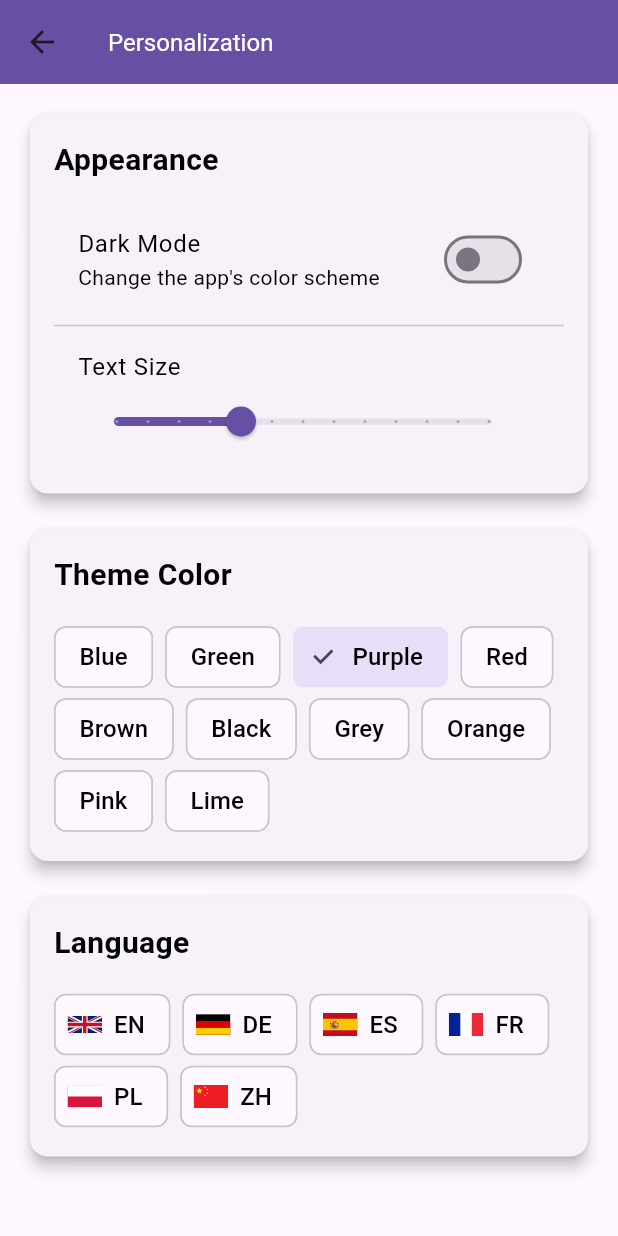
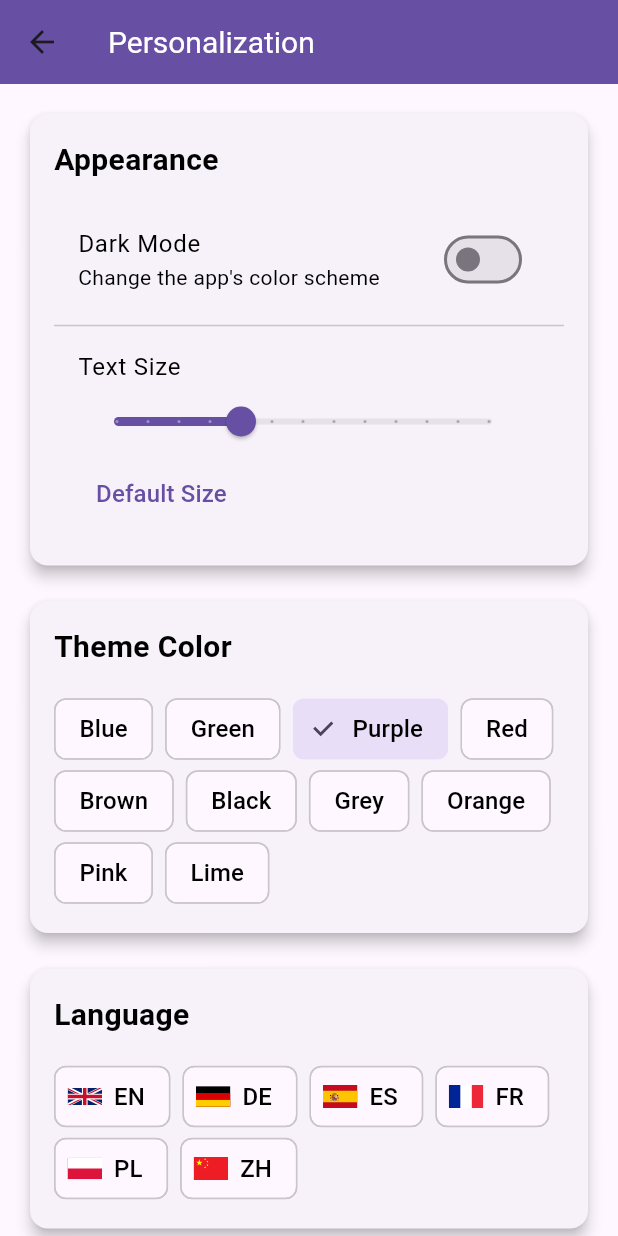
Before and after one commit to devglz/nawykomat-habit-app, a Flutter app: the PersonalizationPage screen opened by its route, on a phone screen of 412 x 824 dp. Run offline on Flutter 3.47's test engine with Material 3 defaults, Android fonts, the phone set to English and light mode, and no system bars; our stand-ins replace audioplayers, cloud_firestore, firebase_auth, firebase_core, fl_chart, flutter_svg and 2 more; accounts and stored records are empty.

```diff
--- a/lib/l10n/intl/messages_de.dart
+++ b/lib/l10n/intl/messages_de.dart
@@ -108,6 +108,7 @@ class MessageLookup extends MessageLookupByLibrary {
         "darkModeSubtitle": MessageLookupByLibrary.simpleMessage(
             "Ändern Sie das Farbschema der App"),
         "december": MessageLookupByLibrary.simpleMessage("Dezember"),
+        "defaultSize": MessageLookupByLibrary.simpleMessage("Standardgröße"),
         "deleteAccount": MessageLookupByLibrary.simpleMessage("Konto löschen"),
         "deleteAccountConfirmation": MessageLookupByLibrary.simpleMessage(
             "Sind Sie sicher, dass Sie Ihr Konto löschen möchten?"),
--- a/lib/l10n/intl/messages_en.dart
+++ b/lib/l10n/intl/messages_en.dart
@@ -102,6 +102,7 @@ class MessageLookup extends MessageLookupByLibrary {
         "darkModeSubtitle": MessageLookupByLibrary.simpleMessage(
             "Change the app\'s color scheme"),
         "december": MessageLookupByLibrary.simpleMessage("December"),
+        "defaultSize": MessageLookupByLibrary.simpleMessage("Default Size"),
         "deleteAccount": MessageLookupByLibrary.simpleMessage("Delete Account"),
         "deleteAccountConfirmation": MessageLookupByLibrary.simpleMessage(
             "Are you sure you want to delete your account?"),
--- a/lib/l10n/intl/messages_es.dart
+++ b/lib/l10n/intl/messages_es.dart
@@ -104,6 +104,8 @@ class MessageLookup extends MessageLookupByLibrary {
         "darkModeSubtitle": MessageLookupByLibrary.simpleMessage(
             "Cambiar el esquema de colores de la app"),
         "december": MessageLookupByLibrary.simpleMessage("Diciembre"),
+        "defaultSize":
+            MessageLookupByLibrary.simpleMessage("Tamaño predeterminado"),
         "deleteAccount":
             MessageLookupByLibrary.simpleMessage("Eliminar Cuenta"),
         "deleteAccountConfirmation": MessageLookupByLibrary.simpleMessage(
--- a/lib/l10n/intl/messages_fr.dart
+++ b/lib/l10n/intl/messages_fr.dart
@@ -112,6 +112,8 @@ class MessageLookup extends MessageLookupByLibrary {
         "darkModeSubtitle": MessageLookupByLibrary.simpleMessage(
             "Changer le schéma de couleurs de l\'application"),
         "december": MessageLookupByLibrary.simpleMessage("Décembre"),
+        "defaultSize":
+            MessageLookupByLibrary.simpleMessage("Taille par défaut"),
         "deleteAccount":
             MessageLookupByLibrary.simpleMessage("Supprimer le Compte"),
         "deleteAccountConfirmation": MessageLookupByLibrary.simpleMessage(
--- a/lib/l10n/intl/messages_pl.dart
+++ b/lib/l10n/intl/messages_pl.dart
@@ -96,6 +96,7 @@ class MessageLookup extends MessageLookupByLibrary {
         "darkModeSubtitle": MessageLookupByLibrary.simpleMessage(
             "Zmień schemat kolorów aplikacji"),
         "december": MessageLookupByLibrary.simpleMessage("Grudzień"),
+        "defaultSize": MessageLookupByLibrary.simpleMessage("Domyślny rozmiar"),
         "deleteAccount": MessageLookupByLibrary.simpleMessage("Usuń konto"),
         "deleteAccountConfirmation": MessageLookupByLibrary.simpleMessage(
             "Czy na pewno chcesz usunąć swoje konto?"),
--- a/lib/l10n/intl/messages_zh.dart
+++ b/lib/l10n/intl/messages_zh.dart
@@ -84,6 +84,7 @@ class MessageLookup extends MessageLookupByLibrary {
         "darkMode": MessageLookupByLibrary.simpleMessage("深色模式"),
         "darkModeSubtitle": MessageLookupByLibrary.simpleMessage("更改应用的配色方案"),
         "december": MessageLookupByLibrary.simpleMessage("十二月"),
+        "defaultSize": MessageLookupByLibrary.simpleMessage("默认大小"),
         "deleteAccount": MessageLookupByLibrary.simpleMessage("删除账户"),
         "deleteAccountConfirmation":
             MessageLookupByLibrary.simpleMessage("您确定要删除您的账户吗？"),
--- a/lib/l10n/intl_de.arb
+++ b/lib/l10n/intl_de.arb
@@ -11,6 +11,7 @@
   "newEmail": "Neue E-Mail",
   "confirmNewEmail": "Neue E-Mail bestätigen",
   "cancel": "Abbrechen",
+  "defaultSize": "Standardgröße",
   "enterEmailInBothFields": "Bitte geben Sie die E-Mail-Adresse in beiden Feldern ein.",
   "emailsDoNotMatch": "E-Mail-Adressen stimmen nicht überein.",
   "emailChangedCheckInbox": "Die Anmelde-E-Mail wurde geändert. Überprüfen Sie Ihren Posteingang, um die neue E-Mail-Adresse zu bestätigen.",
--- a/lib/l10n/intl_en.arb
+++ b/lib/l10n/intl_en.arb
@@ -18,6 +18,7 @@
   "emailAlreadyInUse": "Email address is already in use.",
   "unknownError": "An unknown error occurred: {errorMessage}",
   "error": "Error",
+  "defaultSize": "Default Size",
   "changePassword": "Change Password",
   "enterNewPasswordTwice": "Enter the new password twice to change it.",
   "newPassword": "New Password",
--- a/lib/l10n/intl_es.arb
+++ b/lib/l10n/intl_es.arb
@@ -18,6 +18,7 @@
     "emailAlreadyInUse": "La dirección de correo electrónico ya está en uso.",
     "unknownError": "Ocurrió un error desconocido: {errorMessage}",
     "error": "Error",
+    "defaultSize": "Tamaño predeterminado",
     "changePassword": "Cambiar Contraseña",
     "enterNewPasswordTwice": "Ingrese la nueva contraseña dos veces para cambiarla.",
     "newPassword": "Nueva Contraseña",
--- a/lib/l10n/intl_fr.arb
+++ b/lib/l10n/intl_fr.arb
@@ -18,6 +18,7 @@
     "emailAlreadyInUse": "L'adresse e-mail est déjà utilisée.",
     "unknownError": "Une erreur inconnue s'est produite : {errorMessage}",
     "error": "Erreur",
+    "defaultSize": "Taille par défaut",
     "changePassword": "Changer le Mot de Passe",
     "enterNewPasswordTwice": "Entrez le nouveau mot de passe deux fois pour le modifier.",
     "newPassword": "Nouveau Mot de Passe",
--- a/lib/l10n/intl_pl.arb
+++ b/lib/l10n/intl_pl.arb
@@ -6,6 +6,7 @@
   "morePersonalization": "Więcej personalizacji",
   "darkMode": "Tryb ciemny",
   "language": "Język",
+  "defaultSize": "Domyślny rozmiar",
   "changeEmail": "Zmień email",
   "changePassword": "Zmień hasło",
   "deleteAccount": "Usuń konto",
--- a/lib/l10n/intl_zh.arb
+++ b/lib/l10n/intl_zh.arb
@@ -18,6 +18,7 @@
     "emailAlreadyInUse": "邮箱地址已被使用。",
     "unknownError": "发生未知错误：{errorMessage}",
     "error": "错误",
+    "defaultSize": "默认大小",
     "changePassword": "更改密码",
     "enterNewPasswordTwice": "请两次输入新的密码以进行更改。",
     "newPassword": "新密码",
--- a/lib/services/habit_service.dart
+++ b/lib/services/habit_service.dart
@@ -205,12 +205,12 @@ class HabitService {
             .get();
 
         for (var completion in completions.docs) {
-          final data = completion.data() as Map<String, dynamic>;
-          if (data['updatedAt'] == null || !(data['updatedAt'] is Timestamp)) {
+          final data = completion.data();
+          if (data['updatedAt'] == null || data['updatedAt'] is! Timestamp) {
             debugPrint('Brak pola updatedAt w dokumencie: ${completion.id}');
             continue;
           }
-          if (data['isCompleted'] == null || !(data['isCompleted'] is bool)) {
+          if (data['isCompleted'] == null || data['isCompleted'] is! bool) {
             debugPrint('Brak pola isCompleted w dokumencie: ${completion.id}');
             continue;
           }
--- a/lib/services/user_service.dart
+++ b/lib/services/user_service.dart
@@ -103,7 +103,7 @@ class UserService {
       print('Ponowne logowanie zakończone sukcesem.');
     } on FirebaseAuthException catch (e) {
       print('Błąd ponownego logowania: ${e.code} - ${e.message}');
-      throw e;
+      rethrow;
     }
   }
 
--- a/lib/ui/settings/personalization_page.dart
+++ b/lib/ui/settings/personalization_page.dart
@@ -126,7 +126,10 @@ class PersonalizationPageState extends State<PersonalizationPage> {
 
     return Scaffold(
       appBar: AppBar(
-        title: Text(localizations.personalizationTitle, style: TextStyle(color: Colors.white, fontSize: fontSize)),
+        title: Text(
+          localizations.personalizationTitle,
+          style: TextStyle(color: Colors.white, fontSize: fontSize + 4), // Zwiększ rozmiar czcionki
+        ),
         backgroundColor: Theme.of(context).primaryColor, // Użyj koloru motywu
         leading: IconButton(
           icon: const Icon(Icons.arrow_back),
@@ -163,7 +166,10 @@ class PersonalizationPageState extends State<PersonalizationPage> {
                   const Divider(),
                   ListTile(
                     title: Text(localizations.textSize, style: TextStyle(color: textColor, fontSize: fontSize)),
-                    subtitle: Slider(
+                    subtitle: Column(
+                      crossAxisAlignment: CrossAxisAlignment.start,
+                      children: [
+                        Slider(
                           value: fontSize,
                           min: 12.0,
                           max: 24.0,
@@ -175,6 +181,17 @@ class PersonalizationPageState extends State<PersonalizationPage> {
                               _saveSettings();
                             });
                           },
+                        ),
+                        TextButton(
+                          onPressed: () {
+                            setState(() {
+                              fontSize = 16.0;
+                              _saveSettings();
+                            });
+                          },
+                          child: Text(localizations.defaultSize, style: TextStyle(color: Theme.of(context).primaryColor, fontSize: fontSize)),
+                        ),
+                      ],
                     ),
                   ),
                 ],
```
Also changed, not shown: lib/l10n/l10n.dart (+10 -0 lines), lib/main.dart (+7 -0 lines), lib/ui/progress/progress_page.dart (+6 -3 lines), 19 other files. Lines whose indentation alone changed are shown as unchanged.
